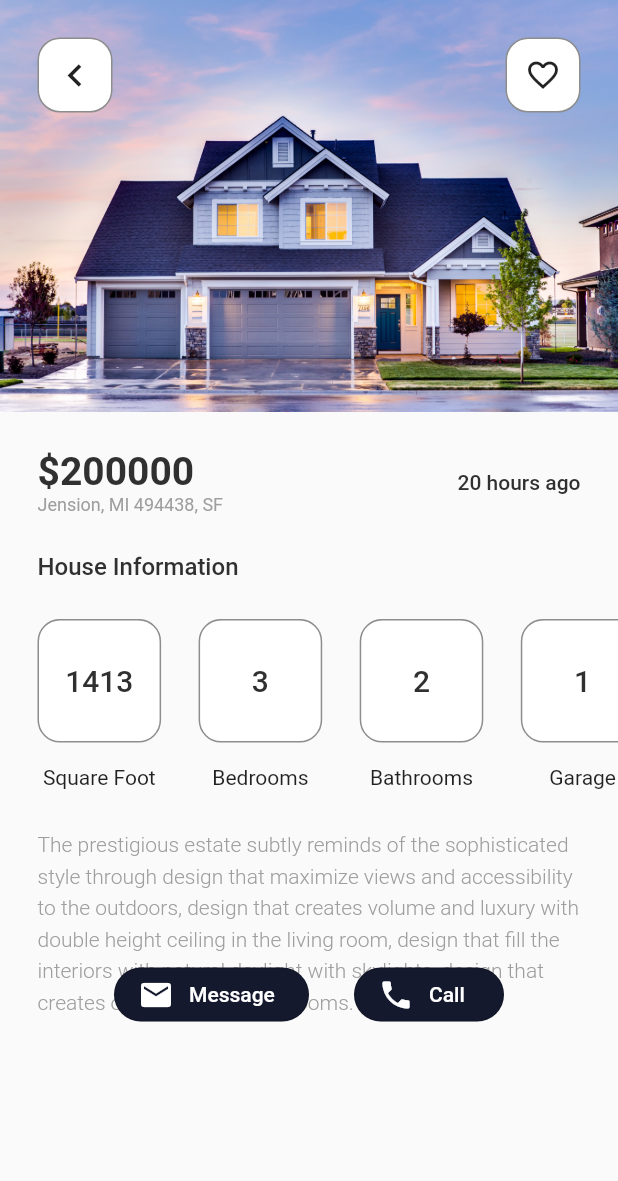
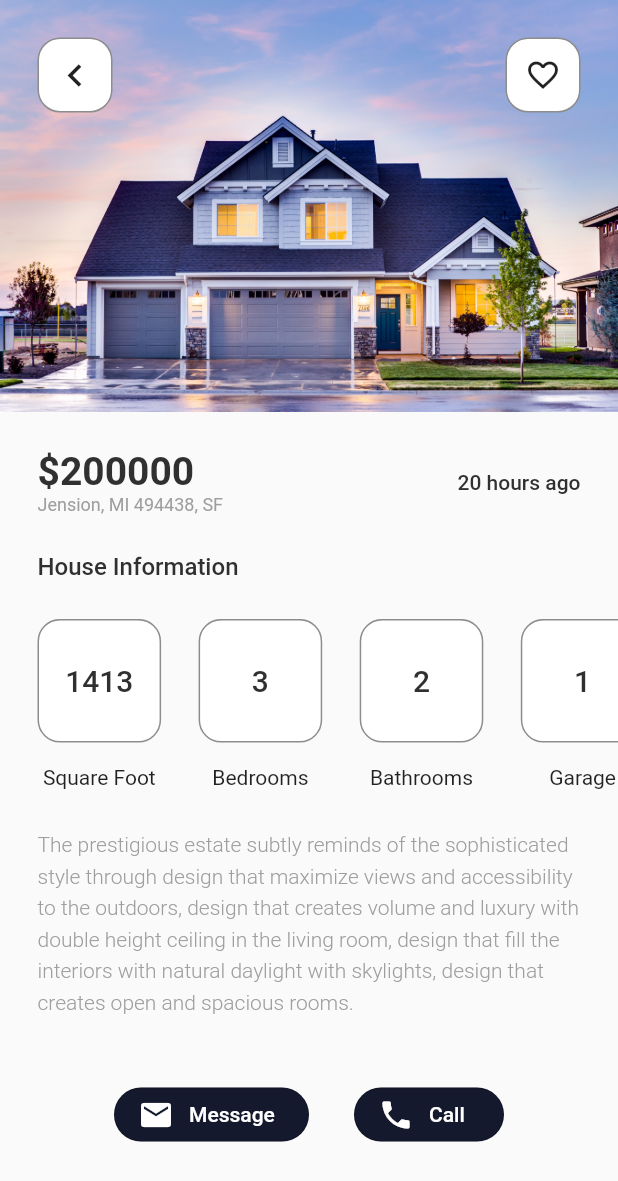
Before and after one commit to aminick21/real_estate_app_ui, a Flutter app: the screen it shows after launch, after a tap on an icon or button, on a phone screen of 412 x 824 dp. Shown: the top 1181 px of the screen. Run offline on Flutter 3.47's test engine with Material 2 defaults, Android fonts, the phone set to English and light mode, and no system bars.

Commit message:
edited stack

```diff
--- a/lib/screens/property_info_screen.dart
+++ b/lib/screens/property_info_screen.dart
@@ -13,7 +13,7 @@ class PropertyInfo extends StatelessWidget {
     return SafeArea(
       child: Scaffold(
         body:Stack(
-          alignment: Alignment.center,
+          alignment: Alignment.bottomCenter,
           children: [
             SingleChildScrollView(
               child: Stack(
@@ -112,6 +112,7 @@ class PropertyInfo extends StatelessWidget {
                           height: 1.5,
                         ),),
                       ),
+                      const SizedBox(height: 80,)
                     ],
                   ),
 
```
